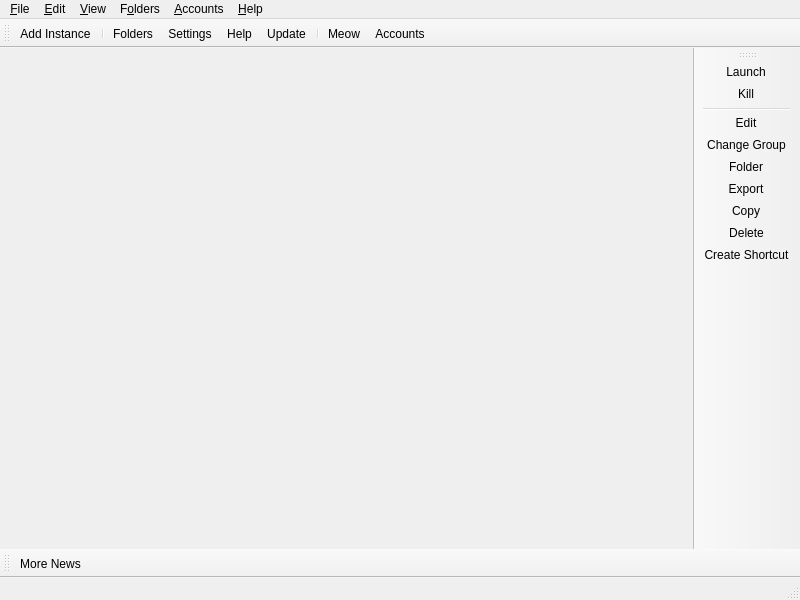
Old version of the form launcher/ui/MainWindow.ui in the repository EzfranQ/launchervit.
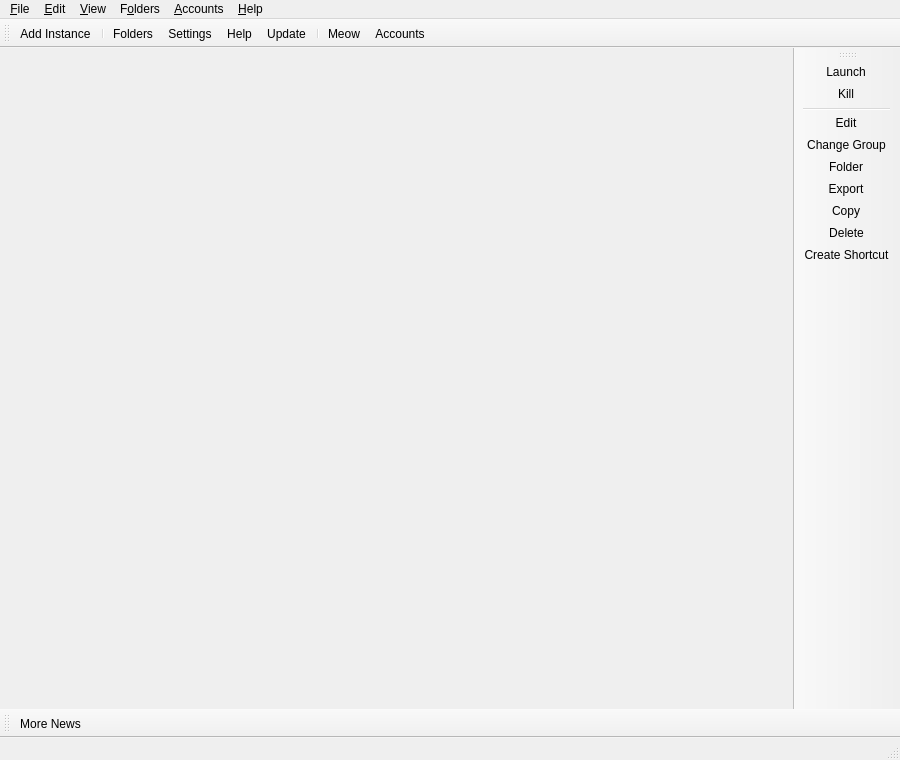
New version of the form. Icons and pictures are not drawn. Custom widgets are drawn as their Qt base class.

Commit message:
UI: ventana por defecto mas alta (900x760) + salvaguarda de tamano minimo
El rail de instancia, ahora mas espacioso, no cabia en los 600px por defecto y
cortaba las ultimas opciones (Copiar/Borrar/Crear atajo). Subido el default y
anadido minimumSize; ademas, como restoreGeometry puede restaurar un tamano
viejo demasiado pequeno (y en X11 no siempre respeta minimumSize), se reescala
a un minimo usable (700x700) tras restaurar. Aplica igual en Windows/Linux/macOS.

The edit to the form file:
```diff
--- a/launcher/ui/MainWindow.ui
+++ b/launcher/ui/MainWindow.ui
@@ -6,10 +6,16 @@
    <rect>
     <x>0</x>
     <y>0</y>
-    <width>800</width>
-    <height>600</height>
+    <width>900</width>
+    <height>760</height>
    </rect>
   </property>
+  <property name="minimumSize">
+   <size>
+    <width>620</width>
+    <height>680</height>
+   </size>
+  </property>
   <widget class="QWidget" name="centralWidget">
    <layout class="QHBoxLayout" name="horizontalLayout">
     <property name="spacing">
```
The commit also changes 1 other file.
